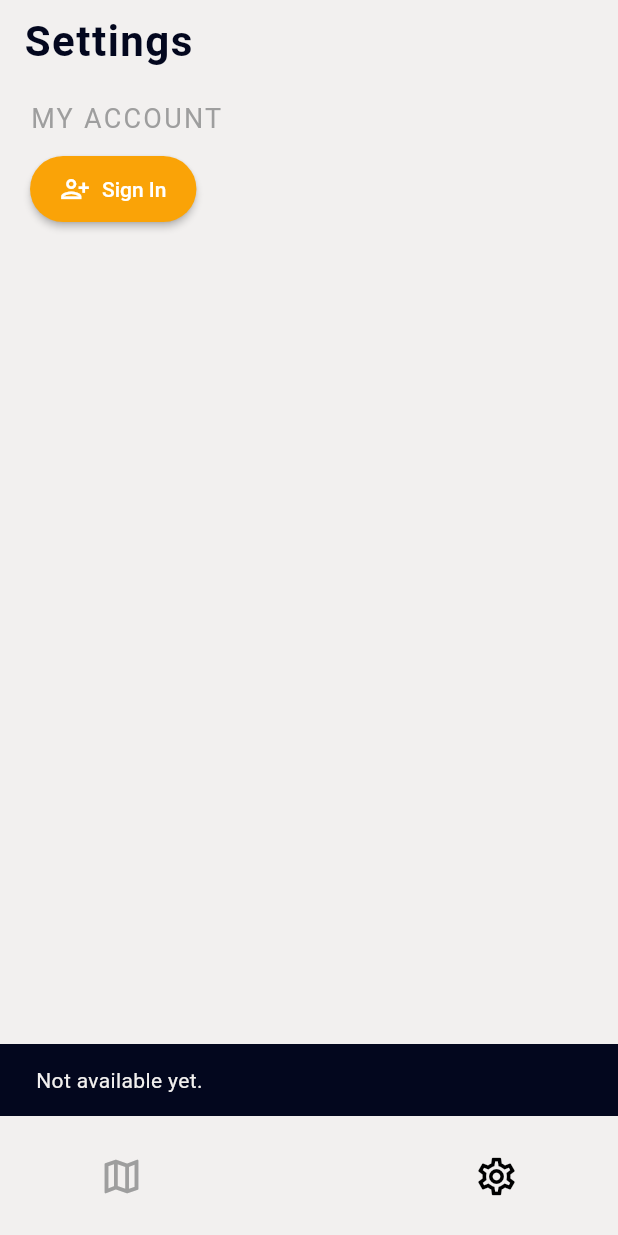
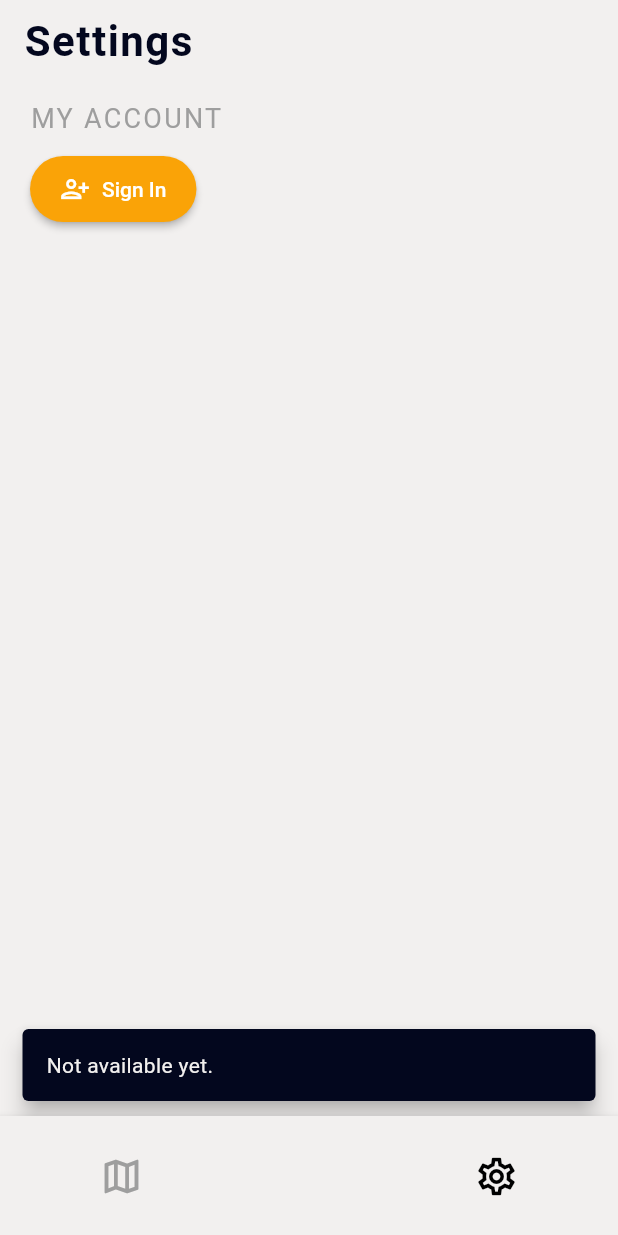
Before and after one commit to fredierer/supermapper_app, a Flutter app: the screen it shows after launch, after a tap on the "settings" icon, after a tap on "Sign In", on a phone screen of 412 x 824 dp. Run offline on Flutter 3.47's test engine with Material 3 defaults, Android fonts, the phone set to English and light mode, and no system bars; our stand-ins replace flutter_dotenv, flutter_map, geolocator, latlong2, supabase_flutter; missing offline and left inert: flutter_map_location_marker; accounts and stored records are empty.

Commit message:
review snackBar appearance to avoid lifting FAB

```diff
--- a/lib/screens/settings_screen.dart
+++ b/lib/screens/settings_screen.dart
@@ -46,7 +46,10 @@ class SettingsScreen extends StatelessWidget {
                 ElevatedButton.icon(
                   onPressed: () {
                     ScaffoldMessenger.of(context).showSnackBar(
-                      const SnackBar(content: Text('Not available yet.')),
+                      const SnackBar(
+                        content: Text('Not available yet.'),
+                        behavior: SnackBarBehavior.floating,
+                      ),
                     );
                   },
                   icon: const Icon(
--- a/lib/shells/homeShell.dart
+++ b/lib/shells/homeShell.dart
@@ -124,7 +124,7 @@ class _HomeShellState extends State<HomeShell> with SingleTickerProviderStateMix
                                 textColor: Colors.black,
                                 label: 'Add a route',
                                 onPressed: () {
-                                  print("Hello");
+
                                 },
                               )
                             )
```
Also changed, not shown: lib/screens/addSpotScreens copy/add_spot_screen.dart (+8 -2 lines), lib/screens/addSpotScreens/add_spot_screen.dart (+9 -2 lines).
